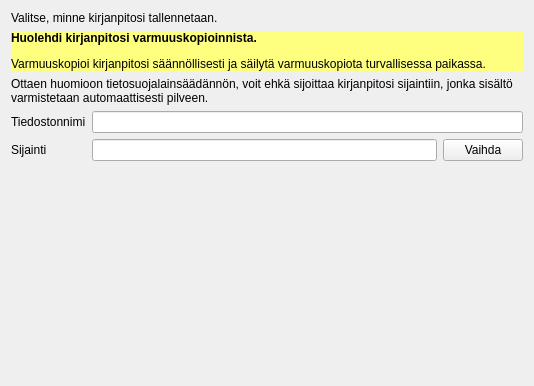
Old version of the form kitsas/uusikirjanpito/uusisijainti.ui in the repository artoh/kitupiikki.
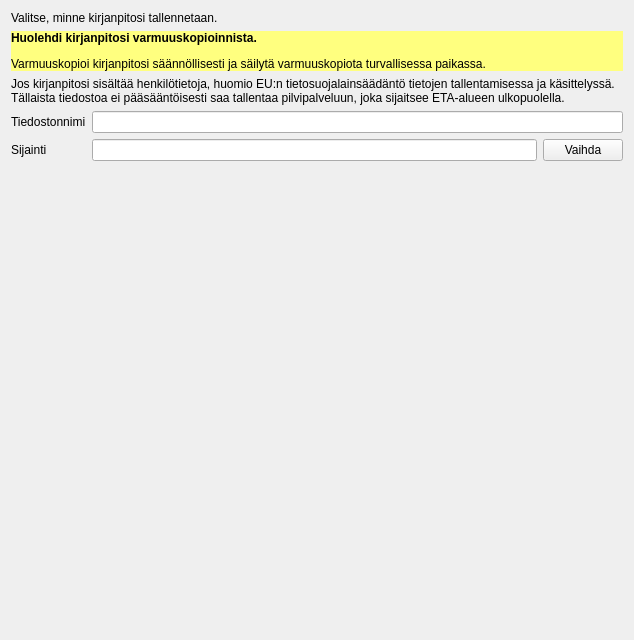
New version of the form.

The edit to the form file:
```diff
--- a/kitsas/uusikirjanpito/uusisijainti.ui
+++ b/kitsas/uusikirjanpito/uusisijainti.ui
@@ -6,8 +6,8 @@
    <rect>
     <x>0</x>
     <y>0</y>
-    <width>534</width>
-    <height>386</height>
+    <width>634</width>
+    <height>640</height>
    </rect>
   </property>
   <property name="windowTitle">
@@ -40,7 +40,7 @@
    <item>
     <widget class="QLabel" name="label_5">
      <property name="text">
-      <string>Ottaen huomioon tietosuojalainsäädännön, voit ehkä sijoittaa kirjanpitosi sijaintiin, jonka sisältö varmistetaan automaattisesti pilveen.</string>
+      <string>Jos kirjanpitosi sisältää henkilötietoja, huomio EU:n tietosuojalainsäädäntö tietojen tallentamisessa ja käsittelyssä. Tällaista tiedostoa ei pääsääntöisesti saa tallentaa pilvipalveluun, joka sijaitsee ETA-alueen ulkopuolella.</string>
      </property>
      <property name="wordWrap">
       <bool>true</bool>
```
